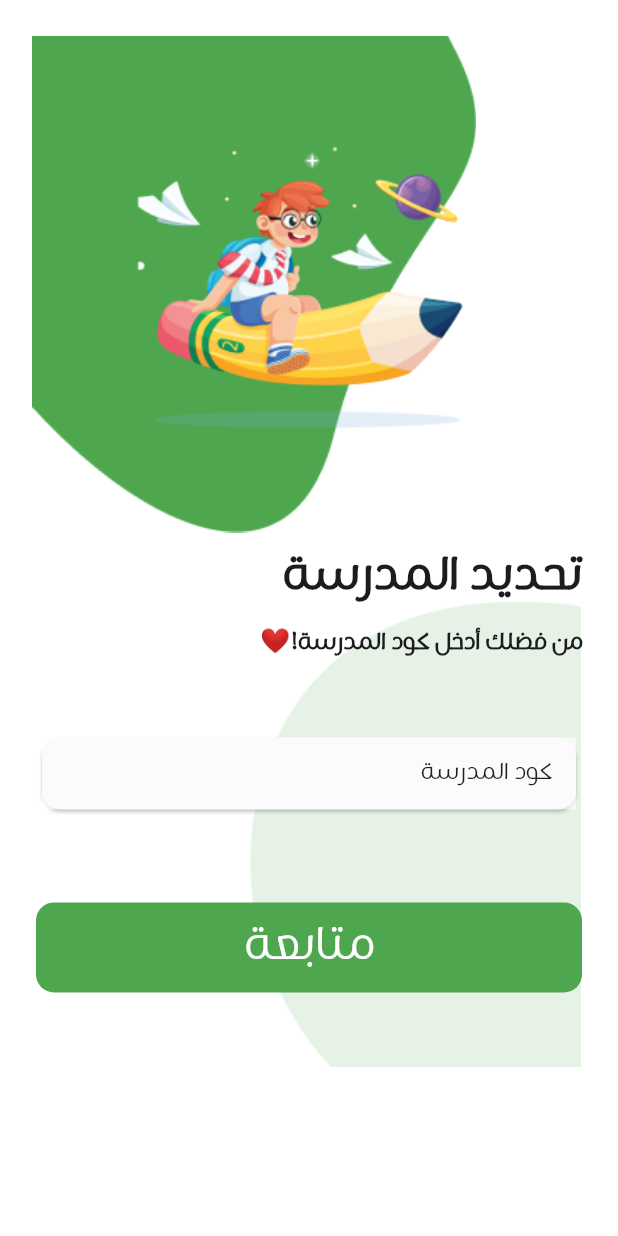
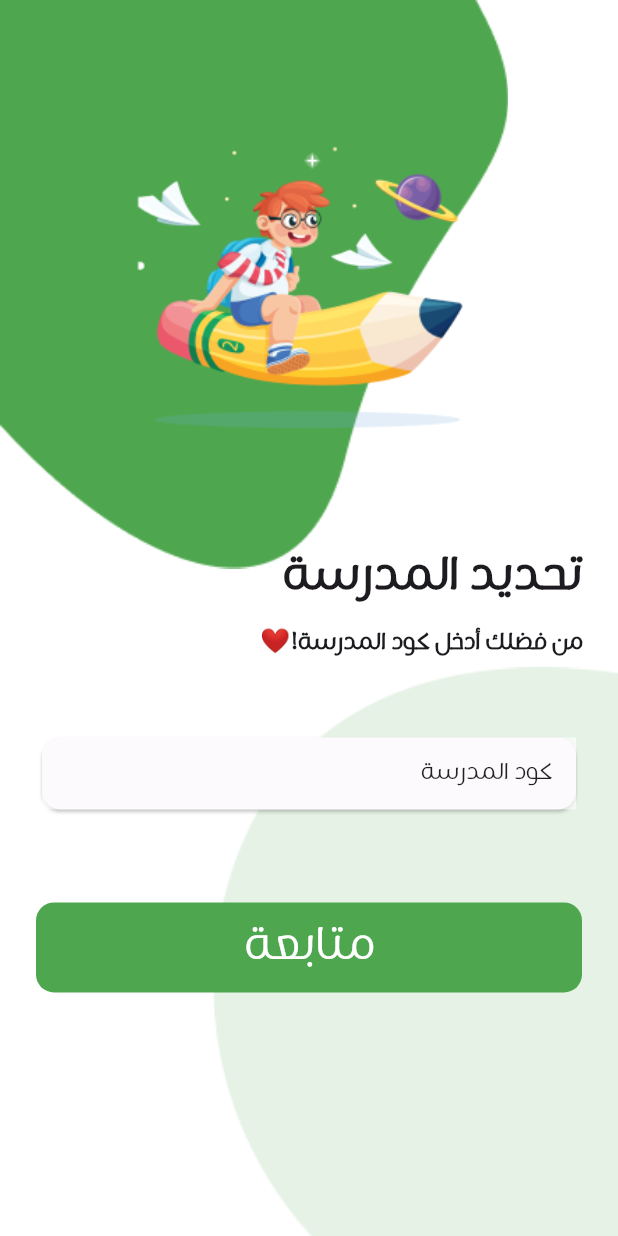
Before and after one commit to Mohamed-Elsdodey/acacia_mobile, a Flutter app: the LoginView screen opened directly, after a tap on "متابعة", after a tap on "حدد مدرسة أخرى", on a phone screen of 412 x 824 dp. Run offline on Flutter 3.47's test engine with Material 3 defaults, Android fonts, the phone set to English and light mode, and no system bars; our stand-ins replace animated_custom_dropdown, dartz, dio, equatable, fl_chart, flutter_bloc and 4 more; accounts and stored records are empty.

Commit message:
refactor login and school code.

```diff
--- a/lib/features/login/presentation/widgets/login_view_body.dart
+++ b/lib/features/login/presentation/widgets/login_view_body.dart
@@ -36,6 +36,11 @@ class _LoginViewBodyState extends State<LoginViewBody> {
   @override
   Widget build(BuildContext context) {
     return SingleChildScrollView(
+      child: ConstrainedBox(
+        constraints: BoxConstraints(
+          minHeight: MediaQuery.of(context).size.height,
+          minWidth: MediaQuery.of(context).size.width,
+        ),
         child: Stack(
           children: [
             PositionedDirectional(
@@ -43,17 +48,19 @@ class _LoginViewBodyState extends State<LoginViewBody> {
               top: 0,
               child: Image.asset(
                 AppAssets.bubble2,
-              height: MediaQuery.of(context).size.height * .46,
+                height: MediaQuery.of(context).size.height * .47,
                 color: Theme.of(context).primaryColor.withOpacity(.15),
+                fit: BoxFit.cover,
               ),
             ),
             PositionedDirectional(
-            end: -20,
-            top: -20,
+              end: 0,
+              top: 0,
               child: Image.asset(
                 AppAssets.bubble1,
-              height: MediaQuery.of(context).size.height * .46,
+                height: MediaQuery.of(context).size.height * .38,
                 color: Theme.of(context).primaryColor,
+                fit: BoxFit.cover,
               ),
             ),
             PositionedDirectional(
@@ -63,15 +70,17 @@ class _LoginViewBodyState extends State<LoginViewBody> {
                 AppAssets.bubble4,
                 height: MediaQuery.of(context).size.height * .46,
                 color: Theme.of(context).primaryColor.withOpacity(.15),
+                fit: BoxFit.cover,
               ),
             ),
             PositionedDirectional(
-            start: -35,
-            top: MediaQuery.of(context).size.height * .2,
+              start: 0,
+              top: MediaQuery.of(context).size.height * .35,
               child: Image.asset(
                 AppAssets.bubble3,
-              height: MediaQuery.of(context).size.height * .46,
+                height: MediaQuery.of(context).size.height * .23,
                 color: Theme.of(context).primaryColor.withOpacity(.15),
+                fit: BoxFit.cover,
               ),
             ),
             Padding(
@@ -197,8 +206,8 @@ class _LoginViewBodyState extends State<LoginViewBody> {
                                   formState.currentState!.save();
                                   if (RegExp(AppStrings.emailException)
                                       .hasMatch(email)) {
-                                  BlocProvider.of<LoginCubit>(context)
-                                      .login(email: email, password: password);
+                                    BlocProvider.of<LoginCubit>(context).login(
+                                        email: email, password: password);
                                   } else {
                                     CustomAlertDialog.alertWithButton(
                                         context: context,
@@ -223,14 +232,15 @@ class _LoginViewBodyState extends State<LoginViewBody> {
                         },
                         child: Text(
                           S.of(context).choose_anther_school,
-                        style:
-                            const TextStyle(color: Colors.black, fontSize: 16),
+                          style: const TextStyle(
+                              color: Colors.black, fontSize: 16),
                         ))
                   ],
                 ),
               ),
             ),
           ],
+        ),
       ),
     );
   }
--- a/lib/features/schoolCode/presentation/widgets/school_code_view_body.dart
+++ b/lib/features/schoolCode/presentation/widgets/school_code_view_body.dart
@@ -29,6 +29,11 @@ class _SchoolCodeViewBodyState extends State<SchoolCodeViewBody> {
   @override
   Widget build(BuildContext context) {
     return SingleChildScrollView(
+      child: ConstrainedBox(
+        constraints: BoxConstraints(
+          minHeight: MediaQuery.of(context).size.height,
+          minWidth: MediaQuery.of(context).size.width,
+        ),
         child: Stack(
           children: [
             PositionedDirectional(
@@ -38,6 +43,7 @@ class _SchoolCodeViewBodyState extends State<SchoolCodeViewBody> {
                 AppAssets.bubble5,
                 height: MediaQuery.of(context).size.height * .46,
                 color: Theme.of(context).primaryColor,
+                fit: BoxFit.cover,
               ),
             ),
             PositionedDirectional(
@@ -47,6 +53,7 @@ class _SchoolCodeViewBodyState extends State<SchoolCodeViewBody> {
                 AppAssets.bubble4,
                 height: MediaQuery.of(context).size.height * .46,
                 color: Theme.of(context).primaryColor.withOpacity(.15),
+                fit: BoxFit.cover,
               ),
             ),
             Padding(
@@ -142,6 +149,7 @@ class _SchoolCodeViewBodyState extends State<SchoolCodeViewBody> {
             ),
           ],
         ),
+      ),
     );
   }
 }
```
Lines whose indentation alone changed are shown as unchanged.
